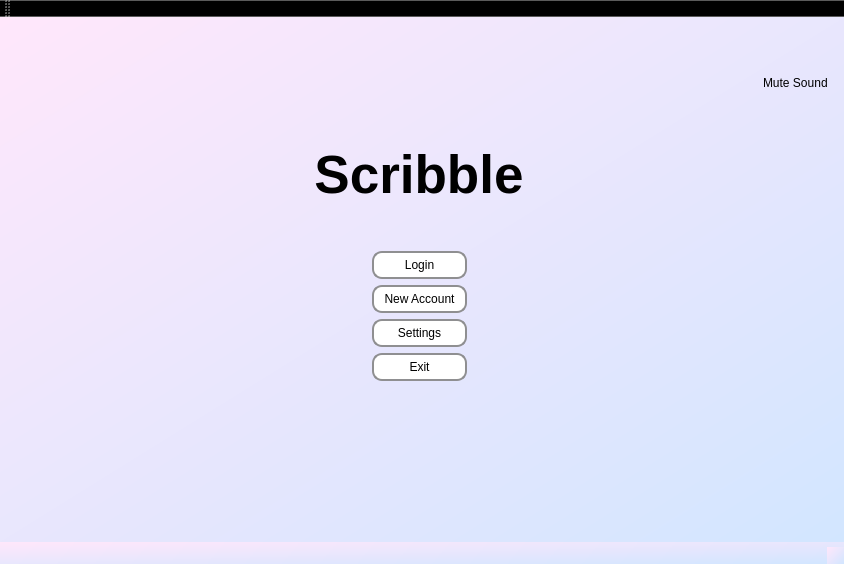
First picture: the form in Skribbl App/ClientGUI/clientgui.ui, repository codralexandra/ProjectModernCpp-Particular-Science, before the edit.
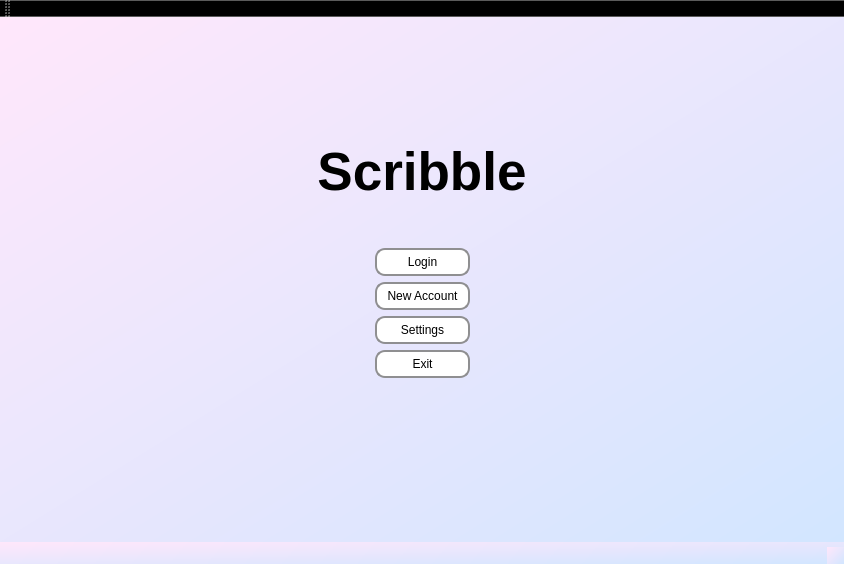
Second picture: the form after the edit.

Commit message: Cleaned up GUI, removed mute button (to be fixed or left removed)

```diff
--- a/Skribbl App/ClientGUI/clientgui.ui
+++ b/Skribbl App/ClientGUI/clientgui.ui
@@ -252,16 +252,6 @@
       </property>
      </spacer>
     </item>
-    <item row="0" column="2" alignment="Qt::AlignRight">
-     <widget class="QRadioButton" name="soundMuteCheck">
-      <property name="styleSheet">
-       <string notr="true">background : transparent</string>
-      </property>
-      <property name="text">
-       <string>Mute Sound</string>
-      </property>
-     </widget>
-    </item>
    </layout>
   </widget>
   <widget class="QMenuBar" name="menuBar">
```
The commit also changes 8 other files.
